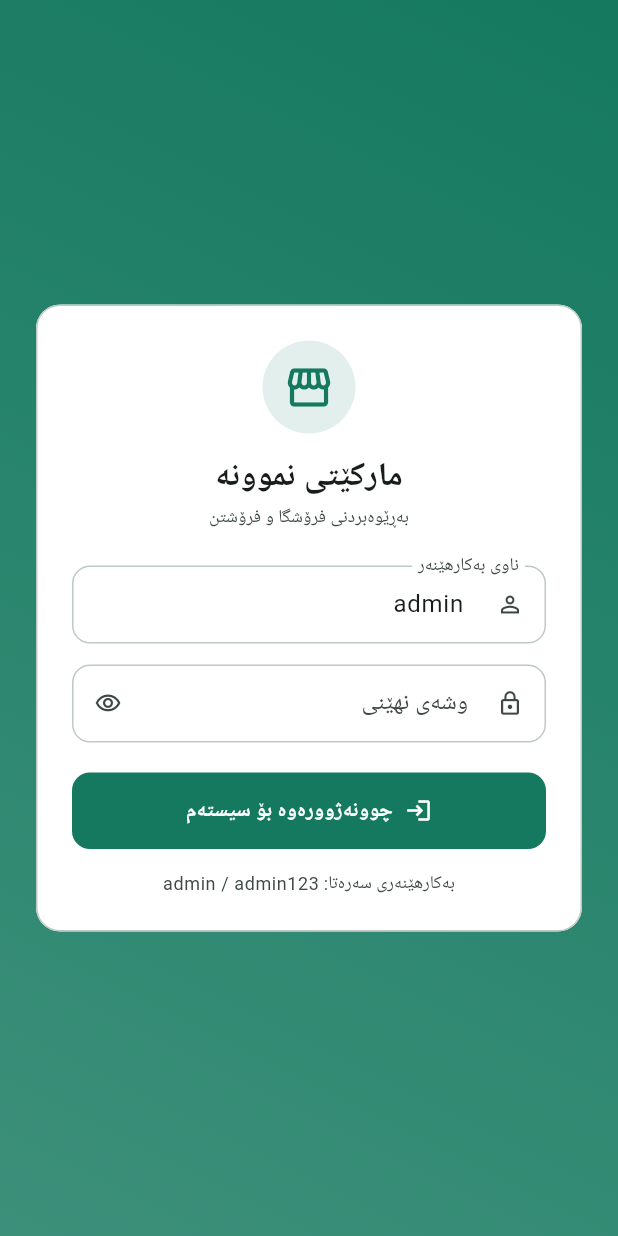
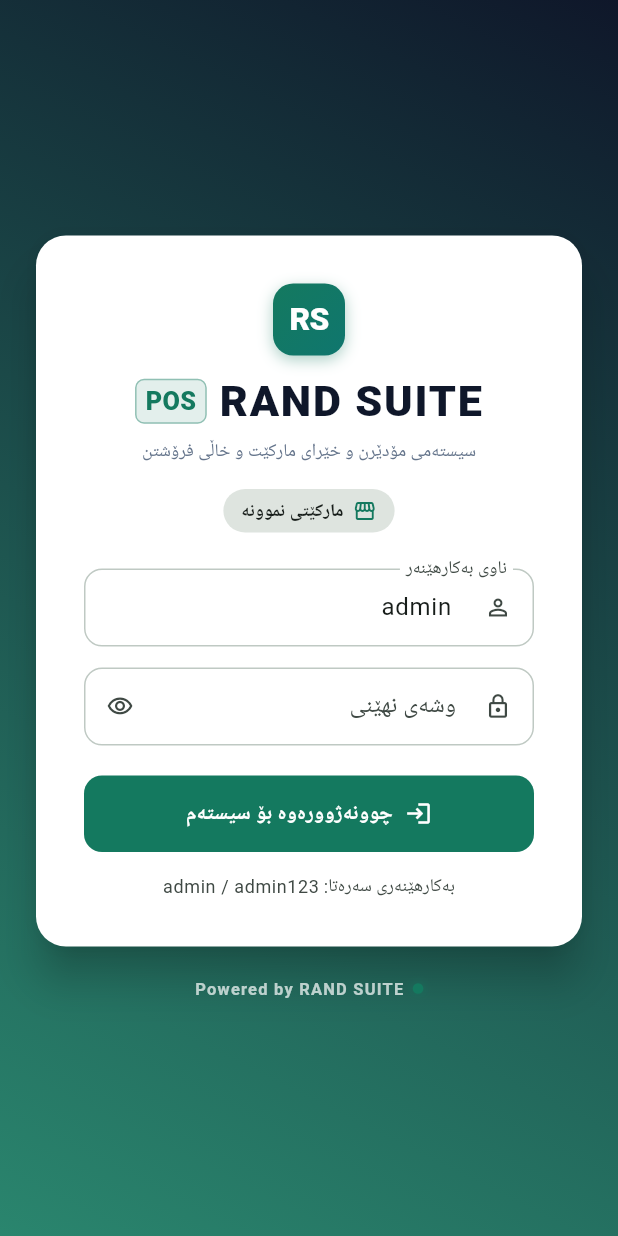
Before and after one commit to warzerahmed-ui/Suli-POS, a Flutter app: the screen it shows after launch, on a phone screen of 412 x 824 dp. Run offline on Flutter 3.47's test engine with Material 3 defaults, Android fonts, the phone set to English and light mode, and no system bars; our stand-ins replace shared_preferences; accounts and stored records are empty.

Commit message:
Apply RAND SUITE branding across navigation, login, dashboard and settings

```diff
--- a/lib/core/app_strings.dart
+++ b/lib/core/app_strings.dart
@@ -7,8 +7,12 @@
   const AppStrings._();
 
   // ── گشتی (common) ────────────────────────────────────────────────────────
-  static const String appTitle = 'سیستەمی مارکێت';
-  static const String appSubtitle = 'بەڕێوەبردنی فرۆشگا و فرۆشتن';
+  static const String appTitle = 'RAND SUITE POS';
+  static const String appSubtitle = 'سیستەمی پێشکەوتووی بەڕێوەبردنی خاڵی فرۆشتن';
+  static const String brandName = 'RAND SUITE';
+  static const String poweredBy = 'Powered by RAND SUITE';
+  static const String developedBy = 'گەشەپێدراوە لەلایەن RAND SUITE';
+  static const String brandTagline = 'سیستەمی مۆدێرن و خێرای مارکێت و خاڵی فرۆشتن';
   static const String loading = 'چاوەڕوان بە...';
   static const String noData = 'هیچ داتایەک نییە';
   static const String search = 'گەڕان';
--- a/lib/screens/login_screen.dart
+++ b/lib/screens/login_screen.dart
@@ -2,9 +2,11 @@
 import 'package:provider/provider.dart';
 
 import '../core/app_strings.dart';
+import '../core/app_theme.dart';
 import '../models/store_settings.dart';
 import '../state/auth_controller.dart';
 import '../state/settings_controller.dart';
+import '../widgets/brand_badge.dart';
 
 /// شاشەی چوونەژوورەوە.
 /// English: sign-in screen. Shows the store name and, for this demo build, the
@@ -51,8 +53,8 @@
             begin: AlignmentDirectional.topStart,
             end: AlignmentDirectional.bottomEnd,
             colors: <Color>[
-              theme.colorScheme.primary,
-              theme.colorScheme.primary.withValues(alpha: 0.82),
+              const Color(0xFF0F172A),
+              AppColors.primary.withValues(alpha: 0.9),
             ],
           ),
         ),
@@ -60,43 +62,53 @@
           child: SingleChildScrollView(
             padding: const EdgeInsets.all(24),
             child: ConstrainedBox(
-              constraints: const BoxConstraints(maxWidth: 420),
-              child: Card(
+              constraints: const BoxConstraints(maxWidth: 440),
+              child: Column(
+                mainAxisSize: MainAxisSize.min,
+                children: <Widget>[
+                  Card(
+                    elevation: 12,
+                    shape: RoundedRectangleBorder(
+                      borderRadius: BorderRadius.circular(20),
+                    ),
                     child: Padding(
-                  padding: const EdgeInsets.all(24),
+                      padding: const EdgeInsets.all(32),
                       child: Column(
                         mainAxisSize: MainAxisSize.min,
                         crossAxisAlignment: CrossAxisAlignment.stretch,
                         children: <Widget>[
-                      Align(
+                          const RandSuiteLogo(
+                            size: 48,
+                            showTagline: true,
+                          ),
+                          const SizedBox(height: 16),
+                          Center(
                             child: Container(
-                          padding: const EdgeInsets.all(14),
+                              padding: const EdgeInsets.symmetric(
+                                horizontal: 12,
+                                vertical: 6,
+                              ),
                               decoration: BoxDecoration(
-                            color: theme.colorScheme.primary
-                                .withValues(alpha: 0.12),
-                            shape: BoxShape.circle,
+                                color: theme.colorScheme.surfaceContainerHighest,
+                                borderRadius: BorderRadius.circular(20),
                               ),
-                          child: Icon(
-                            Icons.storefront_outlined,
-                            size: 34,
+                              child: Row(
+                                mainAxisSize: MainAxisSize.min,
+                                children: <Widget>[
+                                  Icon(
+                                    Icons.storefront,
+                                    size: 16,
                                     color: theme.colorScheme.primary,
                                   ),
+                                  const SizedBox(width: 6),
+                                  Text(
+                                    settings.storeName,
+                                    style: theme.textTheme.labelMedium?.copyWith(
+                                      fontWeight: FontWeight.bold,
                                     ),
                                   ),
-                      const SizedBox(height: 14),
-                      Text(
-                        settings.storeName,
-                        textAlign: TextAlign.center,
-                        style: theme.textTheme.titleLarge?.copyWith(
-                          fontWeight: FontWeight.w800,
+                                ],
                               ),
-                      ),
-                      const SizedBox(height: 4),
-                      Text(
-                        AppStrings.appSubtitle,
-                        textAlign: TextAlign.center,
-                        style: theme.textTheme.bodySmall?.copyWith(
-                          color: theme.colorScheme.onSurfaceVariant,
                             ),
                           ),
                           const SizedBox(height: 24),
@@ -175,6 +187,10 @@
                   ),
                 ),
               ),
+              const SizedBox(height: 20),
+              const PoweredByRandSuite(light: true),
+            ],
+          ),
         ),
       ),
     ),
--- /dev/null
+++ b/lib/widgets/brand_badge.dart
@@ -0,0 +1,201 @@
+import 'package:flutter/material.dart';
+
+import '../core/app_strings.dart';
+import '../core/app_theme.dart';
+
+/// لۆگۆی براندی RAND SUITE بە دیزاینێکی مۆدێرن و تایبەت بۆ خاڵی فرۆشتن.
+class RandSuiteLogo extends StatelessWidget {
+  const RandSuiteLogo({
+    super.key,
+    this.size = 36,
+    this.showTagline = false,
+    this.isCompact = false,
+    this.brightness,
+  });
+
+  final double size;
+  final bool showTagline;
+  final bool isCompact;
+  final Brightness? brightness;
+
+  @override
+  Widget build(BuildContext context) {
+    final ThemeData theme = Theme.of(context);
+    final bool isDark = (brightness ?? theme.brightness) == Brightness.dark;
+    final Color textColor = isDark ? Colors.white : const Color(0xFF0F172A);
+    final Color subColor = isDark ? Colors.white70 : const Color(0xFF64748B);
+
+    final Widget badgeIcon = Container(
+      width: size,
+      height: size,
+      decoration: BoxDecoration(
+        gradient: const LinearGradient(
+          begin: Alignment.topLeft,
+          end: Alignment.bottomRight,
+          colors: <Color>[
+            AppColors.primary,
+            Color(0xFF0F766E),
+          ],
+        ),
+        borderRadius: BorderRadius.circular(size * 0.28),
+        boxShadow: <BoxShadow>[
+          BoxShadow(
+            color: AppColors.primary.withValues(alpha: 0.35),
+            blurRadius: 8,
+            offset: const Offset(0, 3),
+          ),
+        ],
+      ),
+      child: Center(
+        child: Text(
+          'RS',
+          style: TextStyle(
+            color: Colors.white,
+            fontWeight: FontWeight.w900,
+            fontSize: size * 0.44,
+            letterSpacing: -0.5,
+          ),
+        ),
+      ),
+    );
+
+    if (isCompact) {
+      return Row(
+        mainAxisSize: MainAxisSize.min,
+        children: <Widget>[
+          badgeIcon,
+          const SizedBox(width: 8),
+          Text(
+            AppStrings.brandName,
+            style: TextStyle(
+              fontWeight: FontWeight.bold,
+              fontSize: size * 0.45,
+              color: textColor,
+              letterSpacing: 0.5,
+            ),
+          ),
+          const SizedBox(width: 6),
+          Container(
+            padding: const EdgeInsets.symmetric(horizontal: 5, vertical: 2),
+            decoration: BoxDecoration(
+              color: AppColors.secondary.withValues(alpha: 0.15),
+              borderRadius: BorderRadius.circular(4),
+              border: Border.all(
+                color: AppColors.secondary.withValues(alpha: 0.5),
+                width: 0.8,
+              ),
+            ),
+            child: Text(
+              'POS',
+              style: TextStyle(
+                color: AppColors.secondary,
+                fontWeight: FontWeight.w800,
+                fontSize: size * 0.3,
+              ),
+            ),
+          ),
+        ],
+      );
+    }
+
+    return Column(
+      mainAxisSize: MainAxisSize.min,
+      crossAxisAlignment: CrossAxisAlignment.center,
+      children: <Widget>[
+        badgeIcon,
+        const SizedBox(height: 10),
+        Row(
+          mainAxisSize: MainAxisSize.min,
+          children: <Widget>[
+            Text(
+              AppStrings.brandName,
+              style: TextStyle(
+                fontSize: size * 0.6,
+                fontWeight: FontWeight.w900,
+                letterSpacing: 1.2,
+                color: textColor,
+              ),
+            ),
+            const SizedBox(width: 8),
+            Container(
+              padding: const EdgeInsets.symmetric(horizontal: 6, vertical: 2),
+              decoration: BoxDecoration(
+                color: AppColors.primary.withValues(alpha: 0.12),
+                borderRadius: BorderRadius.circular(6),
+                border: Border.all(
+                  color: AppColors.primary.withValues(alpha: 0.4),
+                  width: 1,
+                ),
+              ),
+              child: Text(
+                'POS',
+                style: TextStyle(
+                  color: AppColors.primary,
+                  fontWeight: FontWeight.w800,
+                  fontSize: size * 0.35,
+                ),
+              ),
+            ),
+          ],
+        ),
+        if (showTagline) ...<Widget>[
+          const SizedBox(height: 4),
+          Text(
+            AppStrings.brandTagline,
+            style: TextStyle(
+              fontSize: 12,
+              color: subColor,
+              fontWeight: FontWeight.w500,
+            ),
+            textAlign: TextAlign.center,
+          ),
+        ],
+      ],
+    );
+  }
+}
+
+/// نیشاندەری سەرچاوەی گەشەپێدەر "Powered by RAND SUITE".
+class PoweredByRandSuite extends StatelessWidget {
+  const PoweredByRandSuite({
+    super.key,
+    this.light = false,
+  });
+
+  final bool light;
+
+  @override
+  Widget build(BuildContext context) {
+    final Color textColor = light ? Colors.white70 : Colors.black54;
+    return Row(
+      mainAxisSize: MainAxisSize.min,
+      children: <Widget>[
+        Container(
+          width: 7,
+          height: 7,
+          decoration: BoxDecoration(
+            color: AppColors.primary,
+            shape: BoxShape.circle,
+            boxShadow: <BoxShadow>[
+              BoxShadow(
+                color: AppColors.primary.withValues(alpha: 0.4),
+                blurRadius: 4,
+                spreadRadius: 1,
+              ),
+            ],
+          ),
+        ),
+        const SizedBox(width: 6),
+        Text(
+          AppStrings.poweredBy,
+          style: TextStyle(
+            fontSize: 11,
+            fontWeight: FontWeight.w600,
+            letterSpacing: 0.8,
+            color: textColor,
+          ),
+        ),
+      ],
+    );
+  }
+}
--- a/pubspec.yaml
+++ b/pubspec.yaml
@@ -1,5 +1,5 @@
 name: pos_system
-description: "A new Flutter project."
+description: "RAND SUITE Point of Sale (POS) System - Modern, Fast & Professional."
 # The following line prevents the package from being accidentally published to
 # pub.dev using `flutter pub publish`. This is preferred for private packages.
 publish_to: 'none' # Remove this line if you wish to publish to pub.dev
```
Also changed, not shown: lib/screens/app_shell.dart (+26 -7 lines), lib/screens/dashboard_screen.dart (+83 -0 lines), lib/screens/settings_screen.dart (+18 -2 lines), 2 other files. Lines whose indentation alone changed are shown as unchanged.
